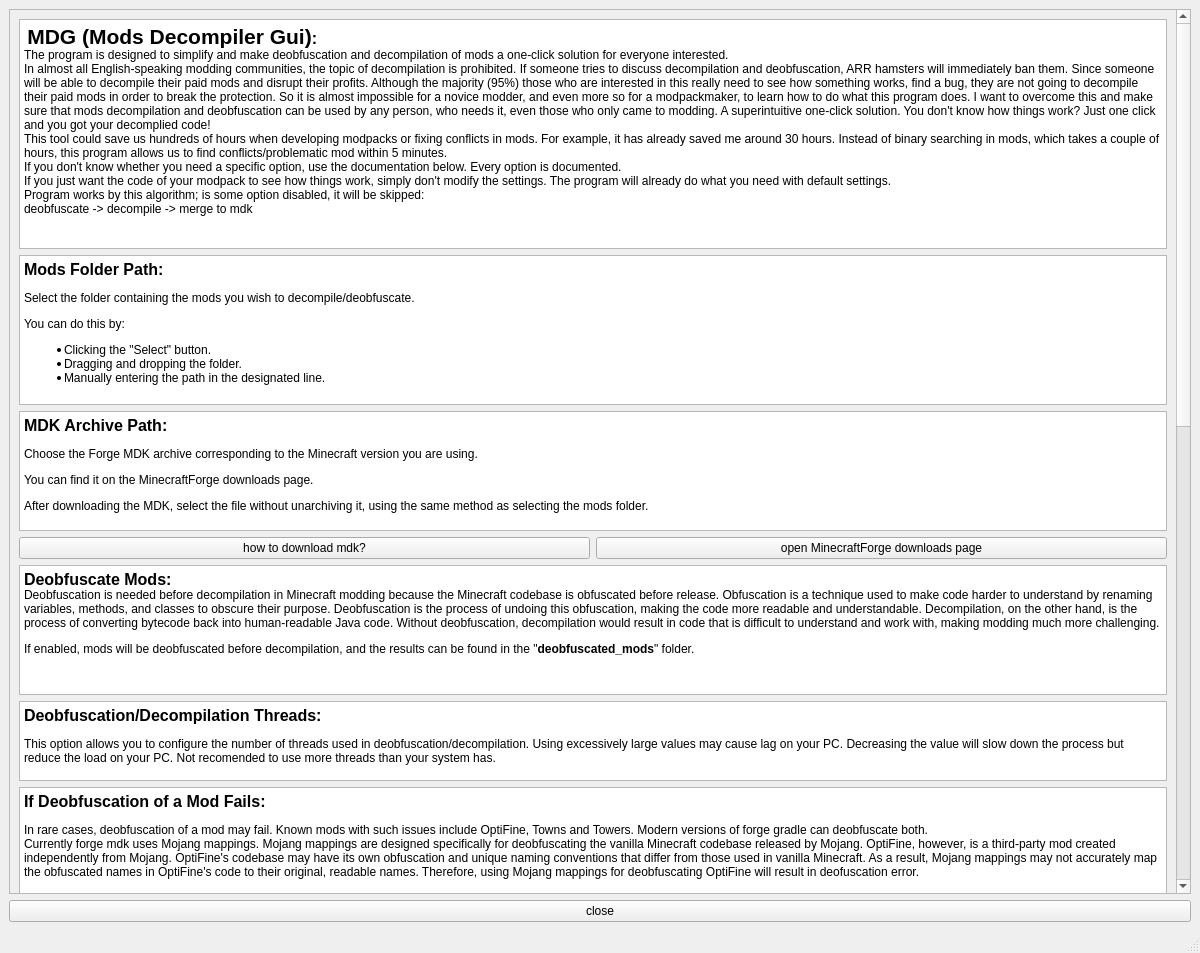
Before: the Qt Designer form MDGui/MDGHelpWindow.ui in KostromDan/Mods-Decompiler-GUI, drawn with Qt 5.
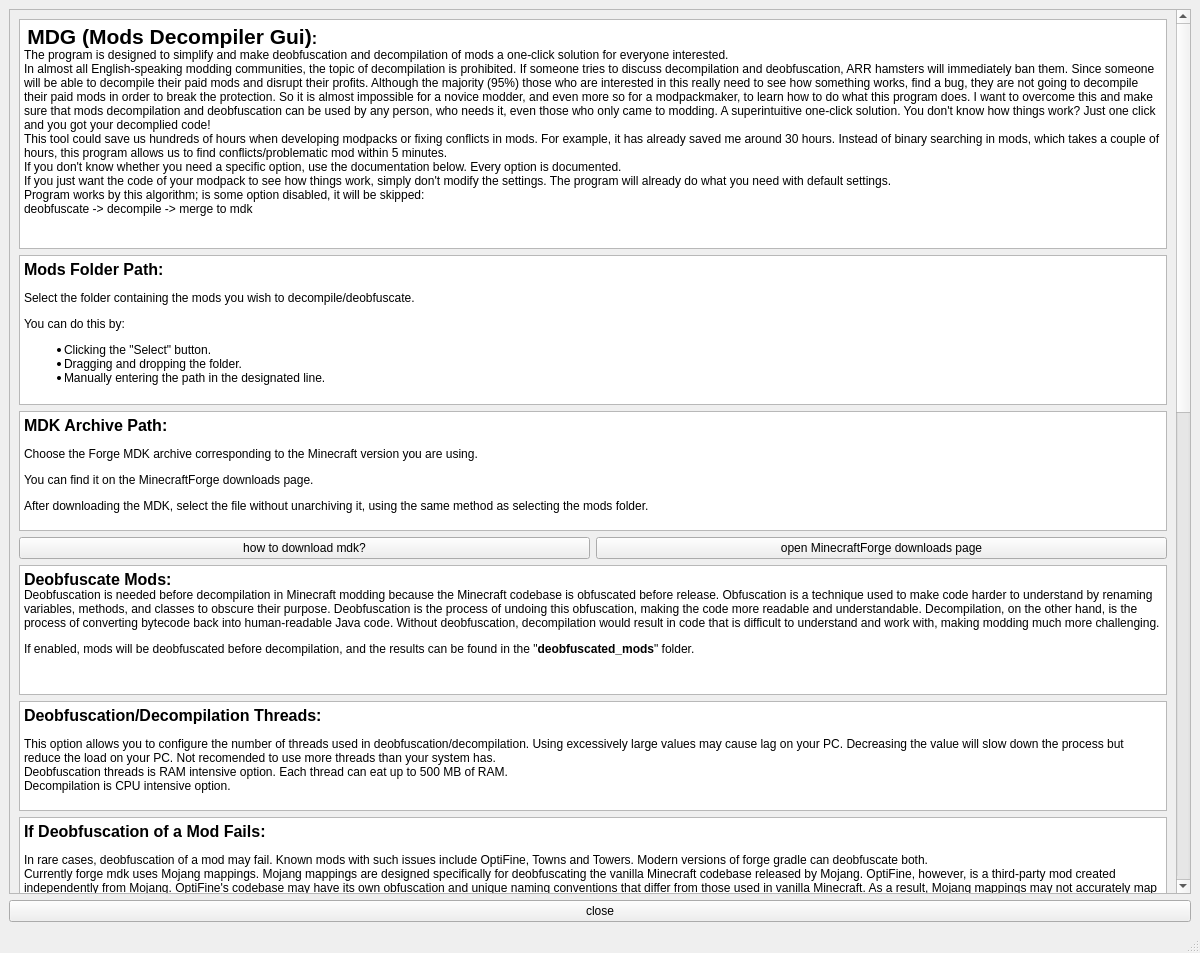
After: the same form once the commit is applied.

What changed in the file:
```diff
--- a/MDGui/MDGHelpWindow.ui
+++ b/MDGui/MDGHelpWindow.ui
@@ -51,9 +51,9 @@
        <property name="geometry">
         <rect>
          <x>0</x>
-         <y>-316</y>
+         <y>0</y>
          <width>1163</width>
-         <height>1881</height>
+         <height>1946</height>
         </rect>
        </property>
        <layout class="QVBoxLayout" name="verticalLayout_2">
@@ -249,13 +249,13 @@
           <property name="minimumSize">
            <size>
             <width>0</width>
-            <height>80</height>
+            <height>110</height>
            </size>
           </property>
           <property name="maximumSize">
            <size>
             <width>16777215</width>
-            <height>80</height>
+            <height>110</height>
            </size>
           </property>
           <property name="verticalScrollBarPolicy">
@@ -273,7 +273,7 @@
 li.checked::marker { content: &quot;\2612&quot;; }
 &lt;/style&gt;&lt;/head&gt;&lt;body style=&quot; font-family:'Segoe UI'; font-size:9pt; font-weight:400; font-style:normal;&quot;&gt;
 &lt;p style=&quot; margin-top:12px; margin-bottom:12px; margin-left:0px; margin-right:0px; -qt-block-indent:0; text-indent:0px;&quot;&gt;&lt;span style=&quot; font-size:12pt; font-weight:700;&quot;&gt;Deobfuscation/Decompilation Threads:&lt;/span&gt; &lt;/p&gt;
-&lt;p style=&quot; margin-top:12px; margin-bottom:12px; margin-left:0px; margin-right:0px; -qt-block-indent:0; text-indent:0px;&quot;&gt;This option allows you to configure the number of threads used in deobfuscation/decompilation. Using excessively large values may cause lag on your PC. Decreasing the value will slow down the process but reduce the load on your PC. Not recomended to use more threads than your system has. &lt;/p&gt;&lt;/body&gt;&lt;/html&gt;</string>
+&lt;p style=&quot; margin-top:12px; margin-bottom:12px; margin-left:0px; margin-right:0px; -qt-block-indent:0; text-indent:0px;&quot;&gt;This option allows you to configure the number of threads used in deobfuscation/decompilation. Using excessively large values may cause lag on your PC. Decreasing the value will slow down the process but reduce the load on your PC. Not recomended to use more threads than your system has.&lt;br /&gt;Deobfuscation threads is RAM intensive option. Each thread can eat up to 500 MB of RAM.&lt;br /&gt;Decompilation is CPU intensive option. &lt;/p&gt;&lt;/body&gt;&lt;/html&gt;</string>
           </property>
          </widget>
         </item>
@@ -372,13 +372,13 @@
           <property name="minimumSize">
            <size>
             <width>0</width>
-            <height>130</height>
+            <height>165</height>
            </size>
           </property>
           <property name="maximumSize">
            <size>
             <width>16777215</width>
-            <height>130</height>
+            <height>165</height>
            </size>
           </property>
           <property name="verticalScrollBarPolicy">
@@ -397,7 +397,7 @@
 &lt;/style&gt;&lt;/head&gt;&lt;body style=&quot; font-family:'Segoe UI'; font-size:9pt; font-weight:400; font-style:normal;&quot;&gt;
 &lt;p style=&quot; margin-top:0px; margin-bottom:0px; margin-left:0px; margin-right:0px; -qt-block-indent:0; text-indent:0px;&quot;&gt;&lt;span style=&quot; font-size:12pt; font-weight:700;&quot;&gt;Decompilation cmd:&lt;/span&gt;&lt;br /&gt;With this, you can configure console command with which program decompiles mod.&lt;/p&gt;
 &lt;p style=&quot; margin-top:0px; margin-bottom:0px; margin-left:0px; margin-right:0px; -qt-block-indent:0; text-indent:0px;&quot;&gt;Add additional flags, change the decompiler, etc...&lt;br /&gt;String must contain:&lt;br /&gt;{path_to_jar} - will be replaced with path to jar that we are going to decompile.&lt;br /&gt;{out_path} - will be replaced with path to folder with decompiler output.&lt;/p&gt;
-&lt;p style=&quot; margin-top:0px; margin-bottom:0px; margin-left:0px; margin-right:0px; -qt-block-indent:0; text-indent:0px;&quot;&gt;Touch only if you are sure of what you are doing.&lt;/p&gt;&lt;/body&gt;&lt;/html&gt;</string>
+&lt;p style=&quot; margin-top:0px; margin-bottom:0px; margin-left:0px; margin-right:0px; -qt-block-indent:0; text-indent:0px;&quot;&gt;Touch only if you are sure of what you are doing.&lt;br /&gt;If you have in JAVA_HOME java 16 or bellow, You need to replace &amp;quot;java&amp;quot; with path to java 17 or upper. like:&lt;br /&gt;&amp;quot;C:\Program Files\Eclipse Adoptium\jdk-17.0.10.7-hotspot\bin\java.exe&amp;quot; -jar decompiler\fernflower.jar -dgs=1 -din=1 {path_to_jar} {out_path}&lt;/p&gt;&lt;/body&gt;&lt;/html&gt;</string>
           </property>
          </widget>
         </item>
```
